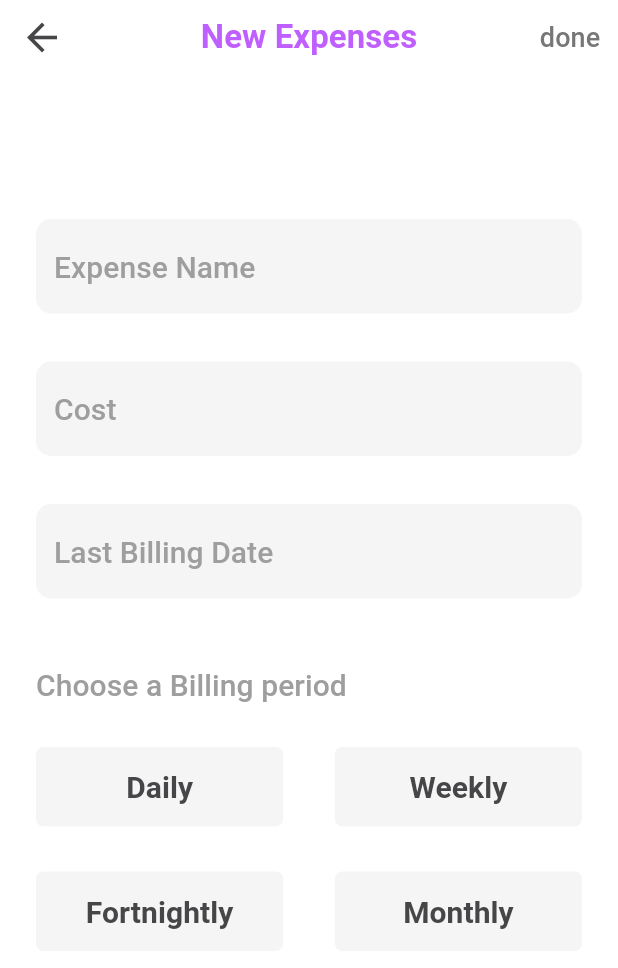
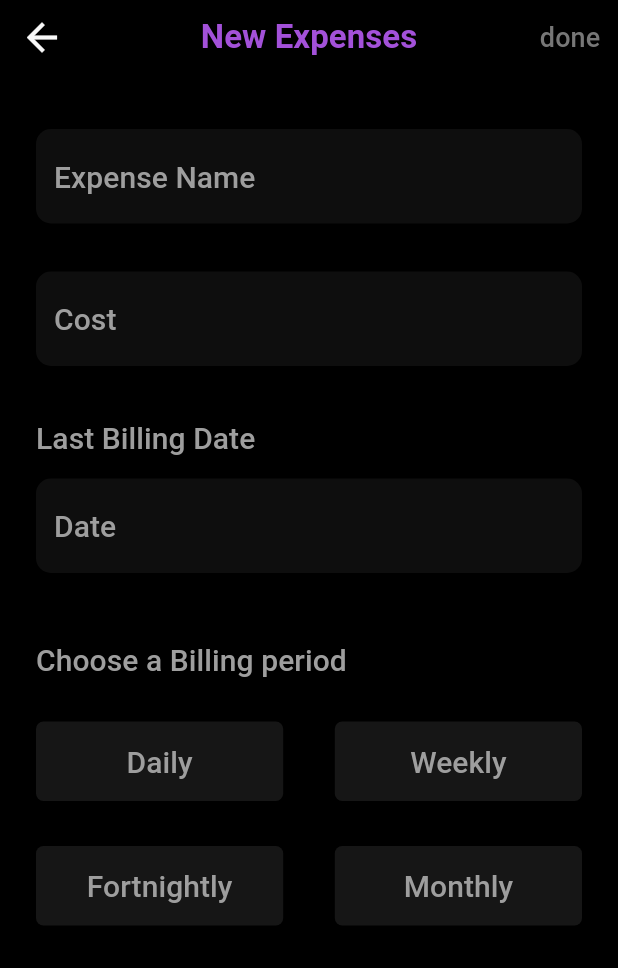
Before and after one commit to Eunice-nma/expense-tracker, a Flutter app: the screen it shows after launch, after a tap on the "add" icon, on a phone screen of 412 x 824 dp. Shown: the top 968 px of the screen. Run offline on Flutter 3.47's test engine with Material 2 defaults, Android fonts, the phone set to English and light mode, and no system bars; our stand-ins replace sliding_up_panel; missing offline and left inert: pattern_formatter.

Commit message:
Dark theme

```diff
--- a/lib/Screens/addExpenses.dart
+++ b/lib/Screens/addExpenses.dart
@@ -9,6 +9,7 @@ import 'package:flutter/services.dart';
 import 'package:intl/intl.dart';
 import 'home.dart';
 import 'package:pattern_formatter/pattern_formatter.dart';
+
 class AddExpenses extends StatefulWidget {
   @override
   _AddExpensesState createState() => _AddExpensesState();
@@ -79,7 +80,6 @@ class _AddExpensesState extends State<AddExpenses> {
     //Compare the enum assigned to the button clicked to see what button what clicked on,
     //check if the button is already active, deactivate if true,
     // else activate it and deactivate every other button that might be activated.
-    //TODO: Try and see if this can be converted to a switch Statement
     if (buttonType == ButtonType.daily) {
       if (isDaily) {
         isDaily = false;
@@ -137,13 +137,13 @@ class _AddExpensesState extends State<AddExpenses> {
   @override
   Widget build(BuildContext context) {
     return Scaffold(
-      backgroundColor: Colors.white,
+      // backgroundColor: Colors.white,
       appBar: ETAppBar(
         action: TextButton(
           child: Text(
             'done',
             //Check if the done button is active or not, change the style accordingly
-            style: doneButtonActivated ? kRegularText : kGreyText,
+            style: doneButtonActivated ?  kPurpleText: kGreyText,
           ),
           //check if the done button is active,
           // make the onPressed function null if the button is not active,
@@ -165,7 +165,7 @@ class _AddExpensesState extends State<AddExpenses> {
       body: Container(
         padding: EdgeInsets.fromLTRB(24, 20, 24, 100),
         child: Column(
-          mainAxisAlignment: MainAxisAlignment.center,
+          crossAxisAlignment: CrossAxisAlignment.start,
           children: [
             CustomTextField(
                 placeHolder: 'Expense Name',
@@ -194,10 +194,20 @@ class _AddExpensesState extends State<AddExpenses> {
                     doneButtonActivation();
                   });
                 }),
+            SizedBox(
+              height: 20.0,
+            ),
+            Text(
+              'Last Billing Date',
+              style: kLightText,
+            ),
             GestureDetector(
               //Make this text field clickable so the date picker can be displayed when it is tapped on
               onTap: () {
                 _dateController.text="${DateFormat('d MMMM y').format(_date)}";
+                setState(() {
+                  doneButtonActivation();
+                });
                 //A popup model that contains the date picker as a child,
                 // with a done button to remove the model
                 showSheet(context,
@@ -228,7 +238,7 @@ class _AddExpensesState extends State<AddExpenses> {
               },
               child: CustomTextField(
                 enabled: false,
-                placeHolder: 'Last Billing Date',
+                placeHolder: 'Date',
                 textInputFormatter:
                     FilteringTextInputFormatter.singleLineFormatter,
                 textInputType: TextInputType.datetime,
@@ -238,7 +248,8 @@ class _AddExpensesState extends State<AddExpenses> {
             SizedBox(
               height: 30.0,
             ),
-            Container(
+            Expanded(
+              child: Container(
                 child: Column(
                   crossAxisAlignment: CrossAxisAlignment.start,
                   children: [
@@ -337,6 +348,7 @@ class _AddExpensesState extends State<AddExpenses> {
                   ],
                 ),
               ),
+            ),
           ],
         ),
       ),
--- a/lib/customWidget/CustomButton.dart
+++ b/lib/customWidget/CustomButton.dart
@@ -20,13 +20,15 @@ class CustomButton extends StatelessWidget {
       ),
       child: Text(
         child,
-        style: isActive ? kPurpleText : kRegularText,
+        // style: isActive ? kPurpleText : kRegularText,
+        style: isActive ? Theme.of(context).textTheme.button : kLightText,
       ),
       elevation: 0,
       shape: RoundedRectangleBorder(
         borderRadius: BorderRadius.circular(5.0),
       ),
-      fillColor: isActive ? kLightPurple : kLightGrey,
+      // fillColor: isActive ? kLightPurple : kLightGrey,
+      fillColor: isActive ? Theme.of(context).buttonColor : Theme.of(context).accentColor,
       onPressed: onPressed,
     );
   }
--- a/lib/customWidget/appbar.dart
+++ b/lib/customWidget/appbar.dart
@@ -20,10 +20,10 @@ class _ETAppBarState extends State<ETAppBar> {
   Widget build(BuildContext context) {
     return AppBar(
       iconTheme: IconThemeData(
-        color: kDarkGrey,
+        // color: kDarkGrey,
         size: 30,
       ),
-      backgroundColor: Colors.white,
+      // backgroundColor: Colors.white,
       elevation: 0,
       title: Text(
         widget.title,
--- a/lib/customWidget/card.dart
+++ b/lib/customWidget/card.dart
@@ -17,7 +17,7 @@ class ETCard extends StatelessWidget {
     return Padding(
       padding: const EdgeInsets.symmetric(horizontal: 10.0, vertical: 5.0),
       child: Card(
-        color: kOffWhite,
+        // color: kOffWhite,
         child: DismissibleWidget(
           onDismissed: onDismissed,
           item: item,
@@ -31,7 +31,7 @@ class ETCard extends StatelessWidget {
                       alignment: Alignment.centerLeft,
                       child: Text(
                   expenseItem.expenseName,
-                  style: kRegularText,
+                  style: Theme.of(context).textTheme.bodyText1,
                 ),
                     )),
                 Expanded(
@@ -39,7 +39,7 @@ class ETCard extends StatelessWidget {
                       alignment: Alignment.centerRight,
                         child: Text(
                   'N${formatter.format(expenseItem.expenseCost)}',
-                  style: kRegularText,
+                  style: Theme.of(context).textTheme.bodyText1,
                 )))
               ],
             ),
--- a/lib/customWidget/emptyScreen.dart
+++ b/lib/customWidget/emptyScreen.dart
@@ -30,7 +30,7 @@ class EmptyScreen extends StatelessWidget {
           ),
           Text(
             'Looks like you haven\'t added \n any expense',
-            style: kRegularText,
+            style: Theme.of(context).textTheme.bodyText1,
             textAlign: TextAlign.center,
           ),
           Text(
--- a/lib/customWidget/slideUpPanel.dart
+++ b/lib/customWidget/slideUpPanel.dart
@@ -9,11 +9,15 @@ class SlideUpPanel extends StatelessWidget {
   final bool isMonth;
   final bool isWeek;
   final bool isYear;
+  final bool isLight;
+  final bool isDark;
   final String selectedPeriod;
   final Function dayFunction;
   final Function weekFunction;
   final Function monthFunction;
   final Function yearFunction;
+  final Function lightModeFunction;
+  final Function darkModeFunction;
 
   SlideUpPanel(
       {this.total,
@@ -25,10 +29,17 @@ class SlideUpPanel extends StatelessWidget {
       this.dayFunction,
       this.monthFunction,
       this.weekFunction,
-      this.yearFunction});
+      this.yearFunction,
+      this.darkModeFunction,
+        this.lightModeFunction,
+        this.isLight,
+        this.isDark
+      });
+
   @override
   Widget build(BuildContext context) {
     return Container(
+      color:Theme.of(context).primaryColor,
       padding: EdgeInsets.all(20),
       child: Column(
         children: [
@@ -41,7 +52,7 @@ class SlideUpPanel extends StatelessWidget {
                 children: [
                   Text(
                     'Expenses',
-                    style: kRegularText,
+                    style: Theme.of(context).textTheme.bodyText1,
                   ),
                   Text(
                     'per $selectedPeriod',
@@ -51,12 +62,12 @@ class SlideUpPanel extends StatelessWidget {
               ),
               Text(
                 'N$total',
-                style: kRegularText,
+                style: Theme.of(context).textTheme.bodyText1,
               )
             ],
           ),
           SizedBox(
-            height: 20,
+            height: 30,
           ),
           Row(
             mainAxisAlignment: MainAxisAlignment.spaceBetween,
@@ -98,6 +109,41 @@ class SlideUpPanel extends StatelessWidget {
           SizedBox(
             height: 20,
           ),
+
+          Row(
+            children: [
+              Text('Theme:', style: Theme.of(context).textTheme.bodyText1,),
+              Spacer(),
+              Container(
+                decoration: BoxDecoration(
+                  borderRadius: BorderRadius.circular(5),
+                  color: Theme.of(context).accentColor,
+                ),
+                // constraints: BoxConstraints(
+                //   maxWidth: MediaQuery.of(context).size.width / 100 * 62.5,
+                // ),
+                padding: EdgeInsets.all(5),
+                child: Row(
+                  mainAxisAlignment: MainAxisAlignment.start,
+                  crossAxisAlignment: CrossAxisAlignment.center,
+                  children: [
+                    CustomButton(
+                      child: 'Light',
+                      width: 30,
+                      onPressed: lightModeFunction,
+                      isActive: isLight,
+                    ),
+                    CustomButton(
+                      child: 'Dark',
+                      width: 30,
+                      onPressed: darkModeFunction,
+                      isActive: isDark,
+                    ),
+                  ],
+                ),
+              ),
+            ],
+          )
         ],
       ),
     );
--- a/lib/customWidget/textField.dart
+++ b/lib/customWidget/textField.dart
@@ -25,6 +25,7 @@ class CustomTextField extends StatelessWidget {
         inputFormatters: [textInputFormatter],
         keyboardType: textInputType,
         cursorColor: kDarkGrey,
+        style: Theme.of(context).textTheme.bodyText1,
         decoration: InputDecoration(
           // labelText: label,
           border: OutlineInputBorder(
@@ -39,7 +40,7 @@ class CustomTextField extends StatelessWidget {
           filled: true,
           hintText: placeHolder,
           hintStyle: kLightText,
-          fillColor: kLightGrey,
+          // fillColor: kLightGrey,
         ),
       ),
     );
--- a/lib/main.dart
+++ b/lib/main.dart
@@ -1,13 +1,41 @@
+import 'package:expense_tracker/utilities/theme.dart';
 import 'package:flutter/material.dart';
+import 'package:provider/provider.dart';
 import 'Screens/addExpenses.dart';
 import 'Screens/home.dart';
 
+// void main() {
+//   runApp(MaterialApp(
+//     home: Home(),
+//     routes: {
+//       '/home': (context)=> Home(),
+//       '/addExpenses': (context)=> AddExpenses(),
+//     },
+//   ));
+// }
+
 void main() {
-  runApp(MaterialApp(
-    home: Home(),
-    routes: {
-      '/home': (context)=> Home(),
-      '/addExpenses': (context)=> AddExpenses(),
-    },
+  runApp(ChangeNotifierProvider(
+    child: MyApp(),
+    create: (BuildContext context) => AppTheme(isDarkTheme: true),
   ));
 }
+
+class MyApp extends StatelessWidget {
+  @override
+  Widget build(BuildContext context) {
+    return Consumer<AppTheme>(
+      builder: (context, appTheme, child) {
+        return MaterialApp(
+          debugShowCheckedModeBanner: false,
+          theme: appTheme.getTheme,
+          home: Home(),
+          routes: {
+            '/home': (context) => Home(),
+            '/addExpenses': (context) => AddExpenses(),
+          },
+        );
+      },
+    );
+  }
+}
--- a/lib/utilities/constant.dart
+++ b/lib/utilities/constant.dart
@@ -1,11 +1,14 @@
 import 'package:flutter/material.dart';
 
-const kPurple = Color(0XFFBF5FFF);
+const kPurple = Color(0XD9BF5FFF);
 const kOffWhite = Color(0XFFF9F9F9);
 const kLightGrey = Color(0XFFF5F5F5);
 const kDarkGrey = Color(0XFF464648);
 const kGrey = Color(0XFF535353);
-const kLightPurple = Color(0XFFE3B9FF);
+// const kLightPurple = Color(0XFFE3B9FF);
+const kLightPurple = Color(0X59BF5FFF);
+const kBlack = Color(0XFF0E0E0E);
+const kBlack1 = Color(0XFF161616);
 
 const kTitleText = TextStyle(
   color: kPurple,
--- /dev/null
+++ b/lib/utilities/theme.dart
@@ -0,0 +1,92 @@
+import 'package:flutter/material.dart';
+import 'constant.dart';
+
+class AppTheme extends ChangeNotifier {
+  ThemeData _selectedTheme;
+
+  ThemeData light = ThemeData.light().copyWith(
+    scaffoldBackgroundColor: Colors.white,
+    accentColor: kOffWhite,
+    primaryColor: Colors.white,
+    cardColor: kOffWhite,
+    highlightColor: Colors.transparent,
+    splashColor: Colors.transparent,
+    buttonColor: kLightPurple,
+    shadowColor: Colors.grey.withOpacity(0.8),
+    iconTheme: IconThemeData(color: kDarkGrey),
+
+    appBarTheme: AppBarTheme(
+      color: Colors.white,
+    ),
+    textTheme: TextTheme(
+      button: TextStyle(
+        color: kPurple,
+        letterSpacing: 0.05,
+        fontWeight: FontWeight.w600,
+        fontSize: 20,
+      ),
+      bodyText1: TextStyle(
+        color: kDarkGrey,
+        letterSpacing: 0.05,
+        fontWeight: FontWeight.w600,
+        fontSize: 20,
+      ),
+      bodyText2: TextStyle(
+        color: Color(0XFF777777),
+        letterSpacing: 0.05,
+        fontWeight: FontWeight.w500,
+        fontSize: 18,
+      ),
+    ),
+    inputDecorationTheme: InputDecorationTheme(
+      fillColor: kLightGrey,
+    ),
+  );
+
+  //static final ThemeData darkTheme = ThemeData(
+  ThemeData dark = ThemeData.dark().copyWith(
+    scaffoldBackgroundColor: Colors.black,
+    primaryColor: kBlack,
+    accentColor: kBlack1,
+    highlightColor: Colors.transparent,
+    splashColor: Colors.transparent,
+    buttonColor: kPurple,
+    cardColor: kBlack,
+    shadowColor: Colors.black12.withOpacity(0.8),
+    appBarTheme: AppBarTheme(color: Colors.black),
+    iconTheme: IconThemeData(color: kOffWhite),
+    textTheme: TextTheme(
+      button: TextStyle(
+        color: kOffWhite,
+        letterSpacing: 0.05,
+        fontWeight: FontWeight.w600,
+        fontSize: 20,
+      ),
+      bodyText1: TextStyle(
+        color: kOffWhite,
+        letterSpacing: 0.05,
+        fontWeight: FontWeight.w600,
+        fontSize: 20,
+      ),
+      bodyText2: TextStyle(
+        color: Color(0XFF777777),
+        letterSpacing: 0.05,
+        fontWeight: FontWeight.w500,
+        fontSize: 18,
+      ),
+    ),
+    inputDecorationTheme: InputDecorationTheme(
+      fillColor: kBlack,
+    ),
+  );
+  AppTheme({bool isDarkTheme}) {
+    _selectedTheme = isDarkTheme ? dark : light;
+  }
+
+  void swapTheme(bool isDarkMode) {
+    _selectedTheme = isDarkMode ? dark : light;
+    notifyListeners();
+  }
+
+  ThemeData get getTheme => _selectedTheme;
+}
--- a/pubspec.yaml
+++ b/pubspec.yaml
@@ -25,6 +25,7 @@ dependencies:
   flutter_slidable: ^0.6.0
   pattern_formatter: ^2.0.0
   intl: ^0.17.0
+  provider: ^5.0.0
   flutter:
     sdk: flutter
 
```
Also changed, not shown: lib/Screens/home.dart (+48 -10 lines), lib/customWidget/datePicker.dart (+9 -0 lines), pubspec.lock. Lines whose indentation alone changed are shown as unchanged.
